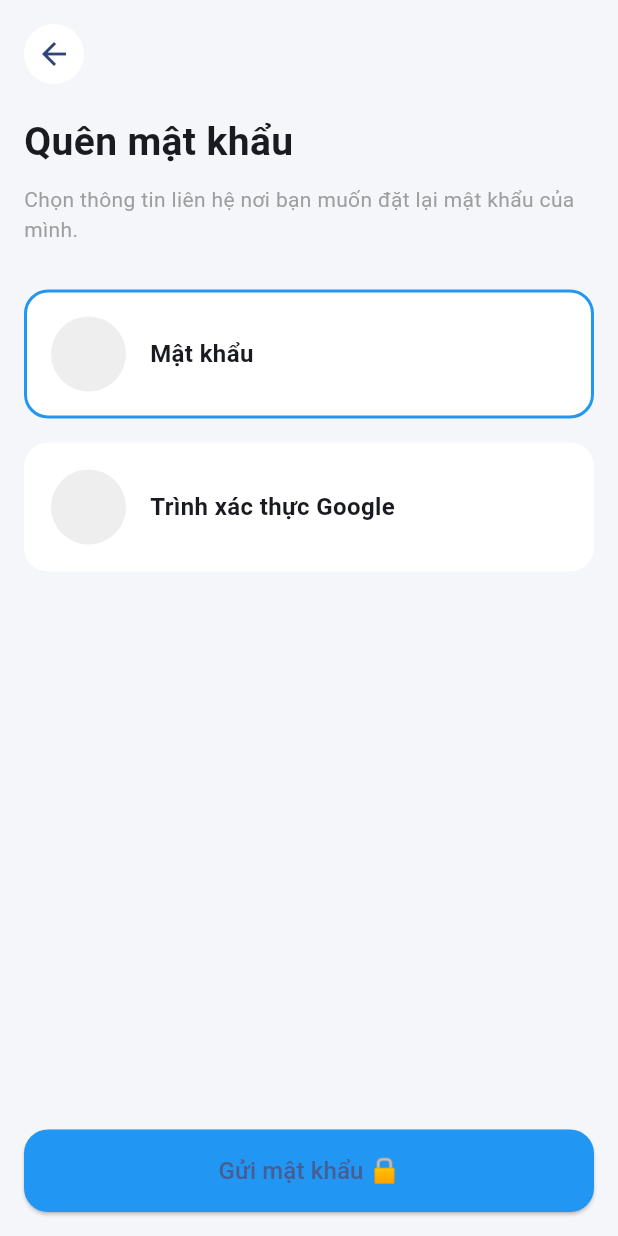
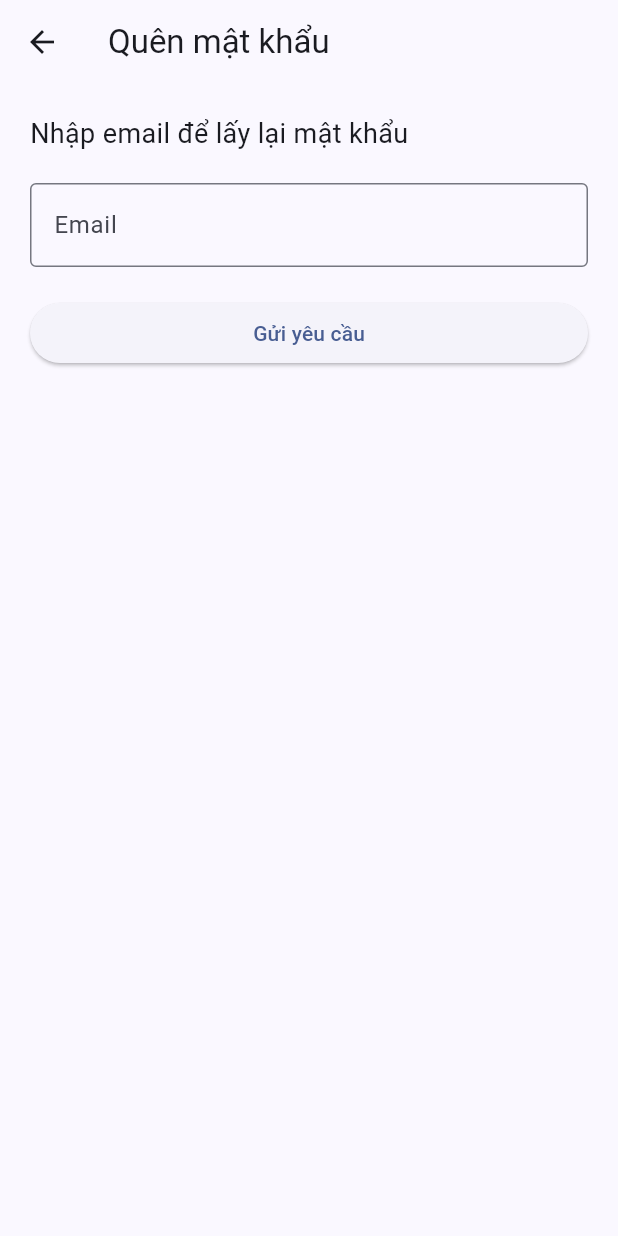
Before and after one commit to Frogbo197/banana, a Flutter app: the ForgotPasswordScreen screen opened directly, on a phone screen of 412 x 824 dp. Run offline on Flutter 3.47's test engine with Material 3 defaults, Android fonts, the phone set to English and light mode, and no system bars.

Commit message:
add forgot password screen

```diff
--- a/lib/forgotpass.dart
+++ b/lib/forgotpass.dart
@@ -1,83 +1,82 @@
 import 'package:flutter/material.dart';
-import 'otpdialog.dart';
-class ForgotPasswordScreen extends StatelessWidget {
+
+class ForgotPasswordScreen extends StatefulWidget {
   const ForgotPasswordScreen({super.key});
+
+  @override
+  State<ForgotPasswordScreen> createState() => _ForgotPasswordScreenState();
+}
+
+class _ForgotPasswordScreenState extends State<ForgotPasswordScreen> {
+  final _emailController = TextEditingController();
+  final _formKey = GlobalKey<FormState>();
+  bool _isLoading = false;
+
+  void _resetPassword() async {
+    if (!_formKey.currentState!.validate()) return;
+
+    setState(() {
+      _isLoading = true;
+    });
+
+    await Future.delayed(const Duration(seconds: 2)); // giả lập API
+
+    setState(() {
+      _isLoading = false;
+    });
+
+    ScaffoldMessenger.of(context).showSnackBar(
+      const SnackBar(
+        content: Text("Đã gửi link reset về email!"),
+      ),
+    );
+  }
 
   @override
   Widget build(BuildContext context) {
     return Scaffold(
-      backgroundColor: const Color(0xFFF5F6FA),
-      body: SafeArea(
-        child: Padding(
-          padding: const EdgeInsets.all(16),
+      appBar: AppBar(
+        title: const Text("Quên mật khẩu"),
+      ),
+      body: Padding(
+        padding: const EdgeInsets.all(20),
+        child: Form(
+          key: _formKey,
           child: Column(
             crossAxisAlignment: CrossAxisAlignment.start,
             children: [
-              // Back button
-              CircleAvatar(
-                backgroundColor: Colors.white,
-                child: IconButton(
-                  icon: const Icon(Icons.arrow_back),
-                  onPressed: () => Navigator.pop(context),
+              const Text(
+                "Nhập email để lấy lại mật khẩu",
+                style: TextStyle(fontSize: 18),
+              ),
+              const SizedBox(height: 20),
+
+              TextFormField(
+                controller: _emailController,
+                decoration: const InputDecoration(
+                  labelText: "Email",
+                  border: OutlineInputBorder(),
                 ),
+                validator: (value) {
+                  if (value == null || value.isEmpty) {
+                    return "Nhập email đi bro";
+                  }
+                  if (!value.contains("@")) {
+                    return "Email không hợp lệ";
+                  }
+                  return null;
+                },
               ),
 
               const SizedBox(height: 20),
 
-              const Text(
-                "Quên mật khẩu",
-                style: TextStyle(
-                  fontSize: 26,
-                  fontWeight: FontWeight.bold,
-                ),
-              ),
-
-              const SizedBox(height: 10),
-
-              const Text(
-                "Chọn thông tin liên hệ nơi bạn muốn đặt lại mật khẩu của mình.",
-                style: TextStyle(color: Colors.grey),
-              ),
-
-              const SizedBox(height: 30),
-
-              // Option 1
-              _optionCard(
-                title: "Mật khẩu",
-                isSelected: true,
-              ),
-
-              const SizedBox(height: 16),
-
-              // Option 2
-              _optionCard(
-                title: "Trình xác thực Google",
-                isSelected: false,
-              ),
-
-              const Spacer(),
-
-              // Button
               SizedBox(
                 width: double.infinity,
-                height: 55,
                 child: ElevatedButton(
-                  style: ElevatedButton.styleFrom(
-                    backgroundColor: Colors.blue,
-                    shape: RoundedRectangleBorder(
-                      borderRadius: BorderRadius.circular(16),
-                    ),
-                  ),
-                  onPressed: () {
-                    showDialog(
-                      context: context,
-                      builder: (_) => const (),
-                    );
-                  },
-                  child: const Text(
-                    "Gửi mật khẩu 🔒",
-                    style: TextStyle(fontSize: 16),
-                  ),
+                  onPressed: _isLoading ? null : _resetPassword,
+                  child: _isLoading
+                      ? const CircularProgressIndicator(color: Colors.white)
+                      : const Text("Gửi yêu cầu"),
                 ),
               ),
             ],
@@ -86,34 +85,4 @@ class ForgotPasswordScreen extends StatelessWidget {
       ),
     );
   }
-
-  Widget _optionCard({required String title, required bool isSelected}) {
-    return Container(
-      padding: const EdgeInsets.all(16),
-      decoration: BoxDecoration(
-        color: Colors.white,
-        borderRadius: BorderRadius.circular(16),
-        border: Border.all(
-          color: isSelected ? Colors.blue : Colors.transparent,
-          width: 2,
-        ),
-      ),
-      child: Row(
-        children: [
-          CircleAvatar(
-            radius: 25,
-            backgroundColor: Colors.grey[200],
-          ),
-          const SizedBox(width: 16),
-          Text(
-            title,
-            style: const TextStyle(
-              fontSize: 16,
-              fontWeight: FontWeight.w600,
-            ),
-          ),
-        ],
-      ),
-    );
-  }
 }
```
Also changed, not shown: lib/otpdialog.dart (deleted, +0 -121 lines).
